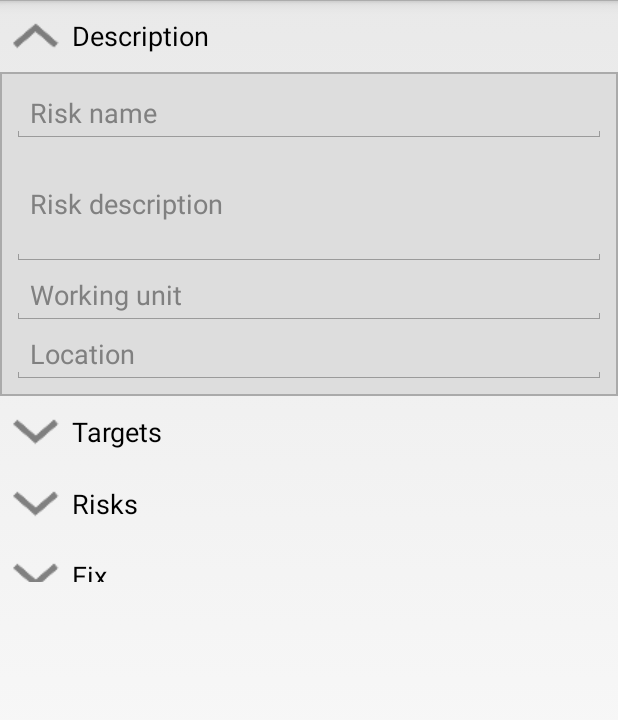
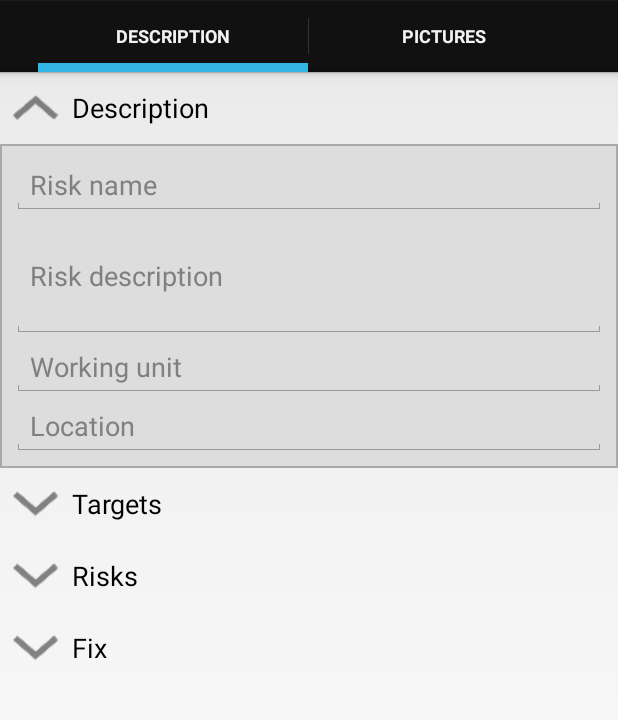
Before and after one commit to RossinesP/RiskReport, an Android app: the ReportActivity screen opened directly, with no data from a screen before it, on a phone screen of 412 x 824 dp, the part 72-792 px from its top. Run offline under Robolectric (Android 15) with nearby library versions, the phone set to English and light mode, and no system bars.

Commit message:
* Changed: use tabs and viewpager for the ReportActivity

```diff
--- a/report/src/main/java/com/ergo404/reportaproblem/ui/ReportActivity.java
+++ b/report/src/main/java/com/ergo404/reportaproblem/ui/ReportActivity.java
@@ -1,12 +1,18 @@
 package com.ergo404.reportaproblem.ui;
 
+import android.app.ActionBar;
+import android.app.FragmentTransaction;
 import android.content.Intent;
 import android.net.Uri;
 import android.os.AsyncTask;
 import android.os.Bundle;
 import android.os.Environment;
 import android.provider.MediaStore;
+import android.support.v4.app.Fragment;
 import android.support.v4.app.FragmentActivity;
+import android.support.v4.app.FragmentManager;
+import android.support.v4.app.FragmentPagerAdapter;
+import android.support.v4.view.ViewPager;
 import android.util.Log;
 import android.view.Menu;
 import android.view.MenuInflater;
@@ -37,8 +43,10 @@ public class ReportActivity extends FragmentActivity implements DescriptionFragm
     private Uri mPictureToAdd;
 
     private final File mReportFolder = new File(Environment.getExternalStorageDirectory().getAbsolutePath() + File.separator + "RiskReport");
-    private DescriptionFragment mDescriptionFragment;
-    private PicturesFragment mPicturesFragment;
+
+    private ViewPager mPager;
+    private PagerAdapter mPagerAdapter;
+
 
     private class LoadReportTask extends AsyncTask<Long, Void, Report> {
         @Override
@@ -121,10 +129,52 @@ public class ReportActivity extends FragmentActivity implements DescriptionFragm
     protected void onCreate(Bundle savedInstanceState) {
         super.onCreate(savedInstanceState);
         setContentView(R.layout.activity_report);
+
+        final ActionBar actionBar = getActionBar();
+        actionBar.setNavigationMode(ActionBar.NAVIGATION_MODE_TABS);
+
         mReport = new Report();
+        mPagerAdapter = new PagerAdapter(getSupportFragmentManager());
+        mPager = (ViewPager) findViewById(R.id.pager);
+        mPager.setAdapter(mPagerAdapter);
+        mPager.setOnPageChangeListener(new ViewPager.OnPageChangeListener() {
+            @Override
+            public void onPageScrolled(int position, float positionOffset, int positionOffsetPixels) {
 
-        mDescriptionFragment = (DescriptionFragment) getSupportFragmentManager().findFragmentById(R.id.fragment_description);
-        mPicturesFragment = (PicturesFragment) getSupportFragmentManager().findFragmentById(R.id.fragment_pictures);
+            }
+
+            @Override
+            public void onPageSelected(int position) {
+                getActionBar().setSelectedNavigationItem(position);
+            }
+
+            @Override
+            public void onPageScrollStateChanged(int state) {
+
+            }
+        });
+
+        ActionBar.TabListener tabListener = new ActionBar.TabListener() {
+            public void onTabSelected(ActionBar.Tab tab, FragmentTransaction ft) {
+                mPager.setCurrentItem(tab.getPosition());
+            }
+
+            public void onTabUnselected(ActionBar.Tab tab, FragmentTransaction ft) {
+                // hide the given tab
+            }
+
+            public void onTabReselected(ActionBar.Tab tab, FragmentTransaction ft) {
+                // probably ignore this event
+            }
+        };
+
+        actionBar.addTab(actionBar.newTab()
+                .setText(R.string.label_description)
+                .setTabListener(tabListener));
+        actionBar.addTab(actionBar.newTab()
+                .setText(R.string.label_pictures)
+                .setTabListener(tabListener));
+
         loadReport(savedInstanceState);
     }
 
@@ -246,8 +296,8 @@ public class ReportActivity extends FragmentActivity implements DescriptionFragm
         Log.v(TAG, "setReport called with id " + report.sqlId);
         mReport = report;
         getActionBar().setTitle(mReport.riskName);
-        mDescriptionFragment.setReport(mReport);
-        mPicturesFragment.setReport(mReport);
+        ((DescriptionFragment) mPagerAdapter.getItem(0)).setReport(mReport);
+        ((PicturesFragment) mPagerAdapter.getItem(1)).setReport(mReport);
 
         if (mPictureToAdd != null) {
             mReport.pictures.add(mPictureToAdd.toString());
@@ -295,4 +345,49 @@ public class ReportActivity extends FragmentActivity implements DescriptionFragm
 
         return image;
     }
+
+    public class PagerAdapter extends FragmentPagerAdapter {
+
+        private PicturesFragment mPicturesFragment;
+        private DescriptionFragment mDescriptionFragment;
+
+        public PagerAdapter(FragmentManager fm) {
+            super(fm);
+
+        }
+
+        @Override
+        public Fragment getItem(int position) {
+            switch (position) {
+                case 0:
+                    if (mDescriptionFragment == null) {
+                        mDescriptionFragment = new DescriptionFragment();
+                    }
+                    return mDescriptionFragment;
+                case 1:
+                    if (mPicturesFragment == null) {
+                        mPicturesFragment = new PicturesFragment();
+                    }
+                    return mPicturesFragment;
+            }
+            return null;
+        }
+
+        @Override
+        public int getCount() {
+            return 2;
+        }
+
+        @Override
+        public CharSequence getPageTitle(int position) {
+            switch (position) {
+                case 0:
+                    return getString(R.string.label_description);
+                case 1:
+                    return getString(R.string.label_pictures);
+                default:
+                    return "";
+            }
+        }
+    }
 }
--- a/report/src/main/res/layout/activity_report.xml
+++ b/report/src/main/res/layout/activity_report.xml
@@ -1,30 +1,6 @@
 <?xml version="1.0" encoding="utf-8"?>
-
-<LinearLayout
+<android.support.v4.view.ViewPager
     xmlns:android="http://schemas.android.com/apk/res/android"
-    xmlns:tools="http://schemas.android.com/tools"
-    android:orientation="vertical"
+    android:id="@+id/pager"
     android:layout_width="match_parent"
-    android:layout_height="match_parent">
-    <ScrollView
-        android:layout_width="match_parent"
-        android:layout_height="match_parent"
-        android:layout_weight="1">
-        <fragment
-            android:id="@+id/fragment_description"
-            android:name="com.ergo404.reportaproblem.ui.DescriptionFragment"
-            android:layout_width="match_parent"
-            android:layout_height="wrap_content"
-
-            tools:layout="@layout/fragment_description" />
-    </ScrollView>
-
-    <fragment
-        android:layout_width="match_parent"
-        android:layout_height="match_parent"
-        android:id="@+id/fragment_pictures"
-        android:layout_weight="1"
-        android:name="com.ergo404.reportaproblem.ui.PicturesFragment"
-        tools:layout="@layout/fragment_pictures" />
-
-</LinearLayout>
+    android:layout_height="match_parent" />
--- a/report/src/main/res/values/strings.xml
+++ b/report/src/main/res/values/strings.xml
@@ -2,8 +2,8 @@
 <resources>
 
     <string name="app_name">Risk report</string>
-    <string name="label_description">Risk description</string>
-    <string name="label_evaluation">Risk evaluation</string>
+    <string name="label_description">Description</string>
+    <string name="label_pictures">Pictures</string>
     <string name="number_employees">Number of employees at risk</string>
     <string name="number_users">Number of users at risk</string>
     <string name="number_third">Number of third parties at risk</string>
```
Also changed, not shown: 1 other file.
